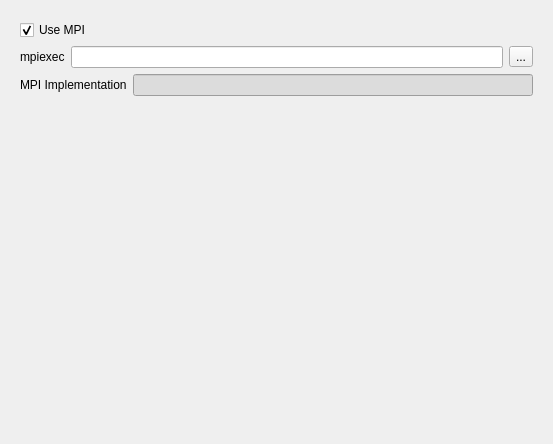
First picture: the form in Code/Source/sv4gui/Plugins/org.sv.gui.qt.simulation/sv4gui_MPIPreferencePage.ui, repository SimVascular/SimVascular, before the edit.
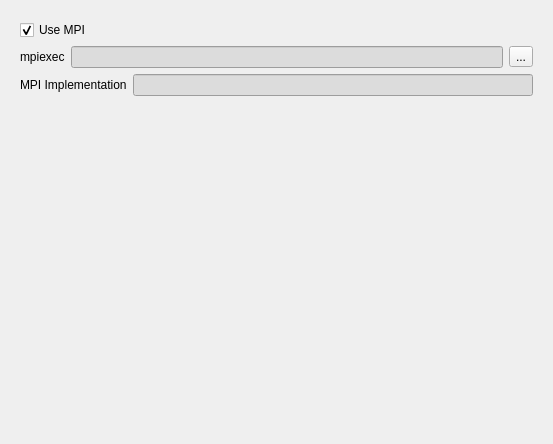
Second picture: the form after the edit.

Commit message: Change gui a bit, add error checking.

Diff of the .ui file:
```diff
--- a/Code/Source/sv4gui/Plugins/org.sv.gui.qt.simulation/sv4gui_MPIPreferencePage.ui
+++ b/Code/Source/sv4gui/Plugins/org.sv.gui.qt.simulation/sv4gui_MPIPreferencePage.ui
@@ -89,7 +89,13 @@
          <item row="1" column="1">
           <widget class="QLineEdit" name="lineEditMPIExecPath">
            <property name="toolTip">
-            <string>This text box is used to display and set the full path to the mpiexec binary. The absolute path to the executable is displayed and may be different than what was selected or typed in. </string>
+            <string>This text box displays the path to the mpiexec binary. 
+The absolute path to the executable is displayed and may be different than what was selected. </string>
+           </property>
+           <property name="styleSheet">
+            <string notr="true">QLineEdit {
+    background-color: rgb(220,220,220);
+}</string>
            </property>
            <property name="text">
             <string/>
```
Left out of the diff: 5 changed lines with no effect on the pictures. The commit also changes 5 other files.
